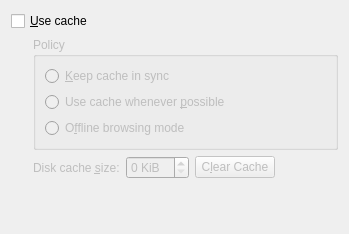
Qt form src/kcms/kio/cache.ui (KDE/kio) before a commit.
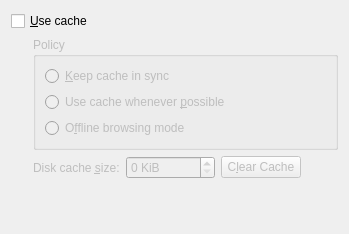
The same form after that commit.

Commit message: Fix MaxCacheSize limited to 99 KiB

Patch:
```diff
--- a/src/kcms/kio/cache.ui
+++ b/src/kcms/kio/cache.ui
@@ -97,6 +97,9 @@
      <property name="enabled">
       <bool>false</bool>
      </property>
+     <property name="maximum">
+      <number>999999</number>
+     </property>
      <property name="suffix">
       <string> KiB</string>
      </property>
```
